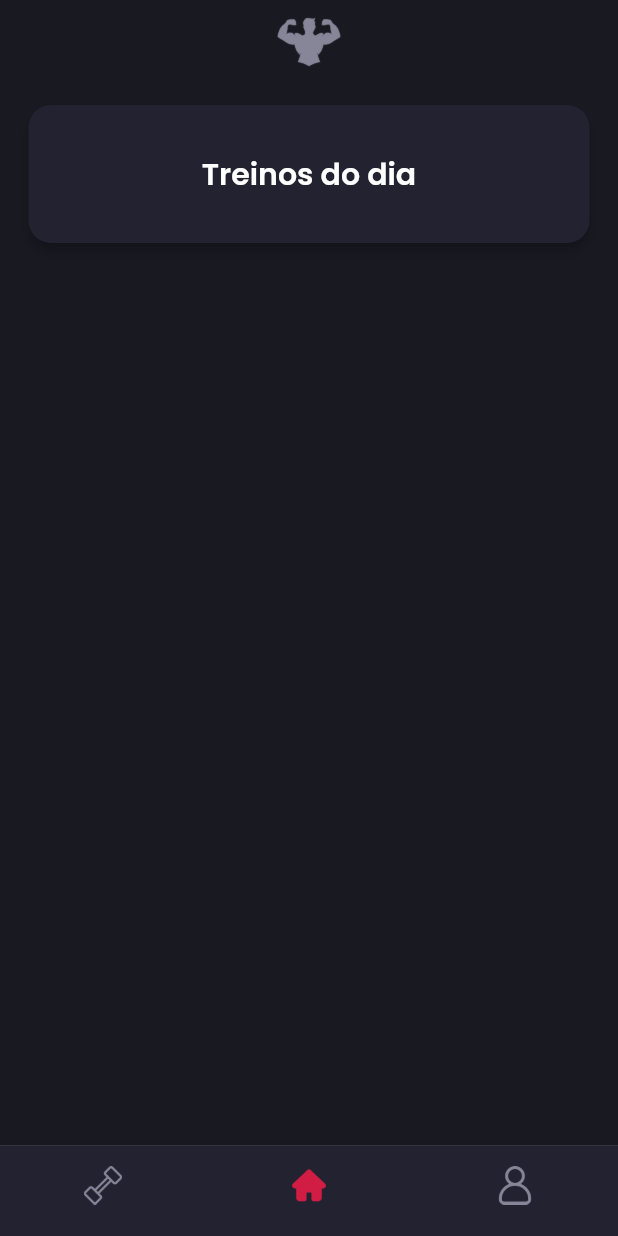
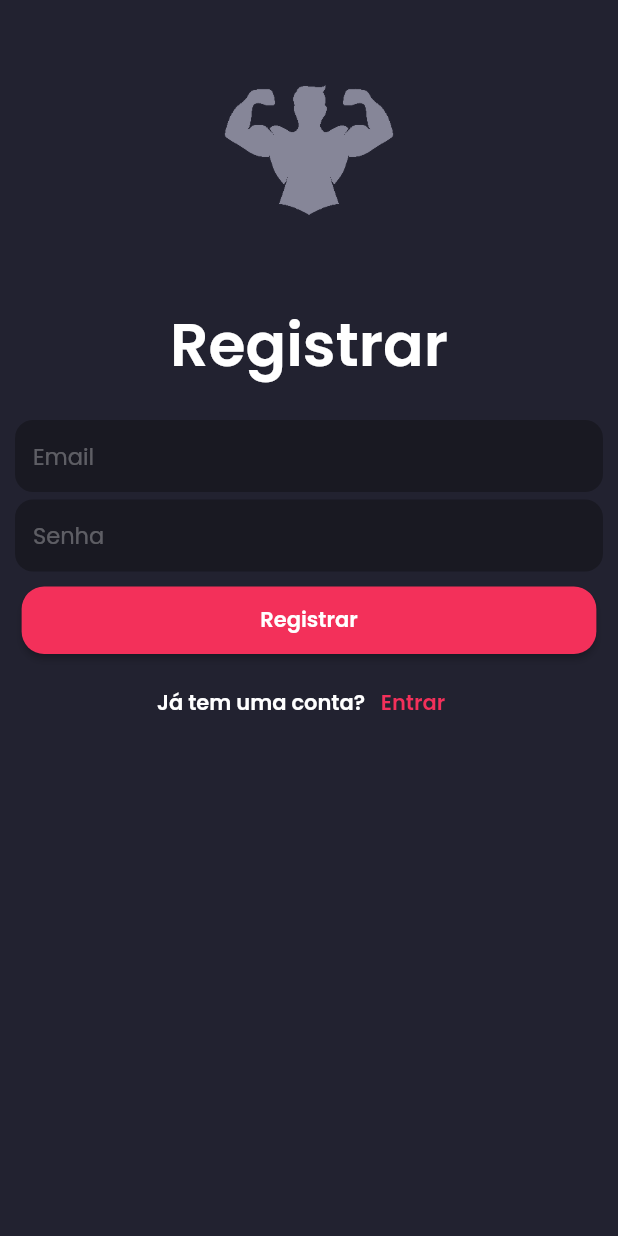
Before and after one commit to brunodeev/gym_app, a Flutter app: the screen it shows after launch, on a phone screen of 412 x 824 dp. Run offline on Flutter 3.47's test engine with Material 2 defaults, Android fonts, the phone set to English and light mode, and no system bars.

Commit message:
criando páginas de autenticação

```diff
--- /dev/null
+++ b/lib/components/default_form_field.dart
@@ -0,0 +1,45 @@
+import 'package:flutter/material.dart';
+import 'package:gym_app/constants/colors.dart';
+
+class DefaultFormField extends StatefulWidget {
+  const DefaultFormField({
+    required this.controller,
+    Key? key,
+    required this.label,
+    required this.type,
+    this.obscureText = false,
+  }) : super(key: key);
+  final TextEditingController controller;
+  final String label;
+  final TextInputType type;
+  final bool? obscureText;
+
+  @override
+  State<DefaultFormField> createState() => _DefaultFormFieldState();
+}
+
+class _DefaultFormFieldState extends State<DefaultFormField> {
+  @override
+  Widget build(BuildContext context) {
+    return TextFormField(
+      obscureText: widget.obscureText!,
+      keyboardType: widget.type,
+      controller: widget.controller,
+      style: const TextStyle(color: Colors.white, fontFamily: 'Poppins1'),
+      decoration: InputDecoration(
+        filled: true,
+        fillColor: kPrimaryColor,
+        contentPadding: const EdgeInsets.symmetric(horizontal: 12),
+        border: OutlineInputBorder(
+          borderRadius: BorderRadius.circular(12),
+          borderSide: const BorderSide(
+            width: 0,
+            style: BorderStyle.none,
+          ),
+        ),
+        hintText: widget.label,
+        hintStyle: TextStyle(color: Colors.white30, fontSize: 15),
+      ),
+    );
+  }
+}
--- a/lib/main.dart
+++ b/lib/main.dart
@@ -1,6 +1,8 @@
 import 'package:flutter/material.dart';
 import 'package:flutter/services.dart';
 import 'package:gym_app/constants/colors.dart';
+import 'package:gym_app/views/login_page.dart';
+import 'package:gym_app/views/register_page.dart';
 import 'views/main_page.dart';
 
 void main() {
@@ -19,10 +21,15 @@ class MyApp extends StatelessWidget {
     return MaterialApp(
       color: kPrimaryColor,
       debugShowCheckedModeBanner: false,
-      home: const MainPage(),
       theme: ThemeData(
         fontFamily: 'Poppins2',
       ),
+      initialRoute: '/register',
+      routes: {
+        '/': (context) => const MainPage(),
+        '/login': (context) => const LoginPage(),
+        '/register': (context) => const RegisterPage(),
+      },
     );
   }
 }
--- /dev/null
+++ b/lib/views/register_page.dart
@@ -0,0 +1,104 @@
+import 'package:flutter/material.dart';
+import 'package:gym_app/constants/colors.dart';
+import '../components/default_form_field.dart';
+
+class RegisterPage extends StatefulWidget {
+  const RegisterPage({super.key});
+
+  @override
+  State<RegisterPage> createState() => _RegisterPageState();
+}
+
+class _RegisterPageState extends State<RegisterPage> {
+  @override
+  Widget build(BuildContext context) {
+    final TextEditingController emailController = TextEditingController();
+    final TextEditingController passwordController = TextEditingController();
+
+    return Scaffold(
+      backgroundColor: kSecondaryColor,
+      body: SafeArea(
+        child: SingleChildScrollView(
+          child: Column(
+            children: [
+              SizedBox(
+                height: 200,
+                child: Image.asset(
+                  'assets/images/gym_icon.png',
+                ),
+              ),
+              const Padding(
+                padding: EdgeInsets.only(bottom: 20),
+                child: Text(
+                  'Registrar',
+                  style: TextStyle(color: Colors.white, fontSize: 40),
+                ),
+              ),
+              Padding(
+                padding: const EdgeInsets.symmetric(horizontal: 10),
+                child: Form(
+                  child: Column(
+                    children: [
+                      DefaultFormField(
+                        label: 'Email',
+                        controller: emailController,
+                        type: TextInputType.emailAddress,
+                      ),
+                      const SizedBox(
+                        height: 5,
+                      ),
+                      DefaultFormField(
+                        label: 'Senha',
+                        controller: passwordController,
+                        type: TextInputType.text,
+                        obscureText: true,
+                      ),
+                      Padding(
+                        padding: const EdgeInsets.symmetric(vertical: 10),
+                        child: SizedBox(
+                          width: MediaQuery.of(context).size.width * 0.93,
+                          height: 45,
+                          child: ElevatedButton(
+                            style: ElevatedButton.styleFrom(
+                                backgroundColor: kAccentColor,
+                                shape: RoundedRectangleBorder(
+                                    borderRadius: BorderRadius.circular(15))),
+                            onPressed: () {},
+                            child: const Text('Registrar'),
+                          ),
+                        ),
+                      ),
+                      SizedBox(
+                        height: 45,
+                        child: Row(
+                          mainAxisAlignment: MainAxisAlignment.center,
+                          children: [
+                            const Text(
+                              'Já tem uma conta?',
+                              style: TextStyle(color: Colors.white),
+                            ),
+                            TextButton(
+                              style: ElevatedButton.styleFrom(
+                                  foregroundColor: kAccentColor,
+                                  shape: RoundedRectangleBorder(
+                                      borderRadius: BorderRadius.circular(15))),
+                              onPressed: () {},
+                              child: const Text(
+                                'Entrar',
+                                style: TextStyle(color: kAccentColor),
+                              ),
+                            ),
+                          ],
+                        ),
+                      ),
+                    ],
+                  ),
+                ),
+              ),
+            ],
+          ),
+        ),
+      ),
+    );
+  }
+}
```
Also changed, not shown: lib/views/login_page.dart (added, +95 -0 lines), lib/services/auth_service.dart (added).
